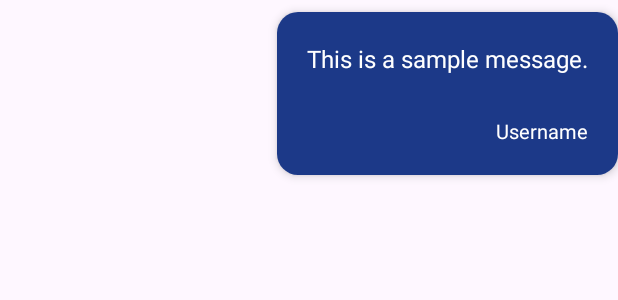
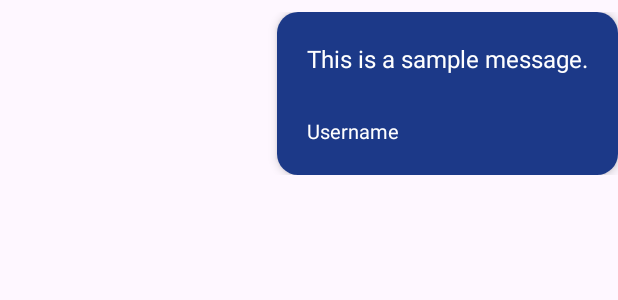
Before and after one commit to assignment-sets/sih2024_alumni, an Android app: the layout chat_messages_bubble.xml on its own in the app's theme, with its tools: preview values and no code run, on a phone screen of 412 x 824 dp. Shown: the top 300 px of the screen. Run offline under Robolectric (Android 15) with nearby library versions, the phone set to English and light mode, and no system bars.

Commit message:
fixed chat_messeges bubble

```diff
--- a/app/src/main/res/layout/chat_messages_bubble.xml
+++ b/app/src/main/res/layout/chat_messages_bubble.xml
@@ -1,31 +1,38 @@
 <?xml version="1.0" encoding="utf-8"?>
-<androidx.cardview.widget.CardView xmlns:android="http://schemas.android.com/apk/res/android"
+<androidx.constraintlayout.widget.ConstraintLayout xmlns:android="http://schemas.android.com/apk/res/android"
     xmlns:app="http://schemas.android.com/apk/res-auto"
     xmlns:tools="http://schemas.android.com/tools"
+    android:layout_width="match_parent"
+    android:layout_height="wrap_content"
+    android:layout_marginBottom="8dp"
+    android:layout_marginTop="8dp">
+
+    <androidx.cardview.widget.CardView
         android:layout_width="wrap_content"
         android:layout_height="wrap_content"
-    android:layout_marginBottom="8dp"
-    android:layout_marginTop="8dp"
-    android:layout_gravity="end"
         app:cardCornerRadius="14dp"
-    app:cardElevation="4dp">
+        app:cardElevation="4dp"
+        app:layout_constraintEnd_toEndOf="parent"
+        app:layout_constraintTop_toTopOf="parent"
+        app:layout_constraintBottom_toBottomOf="parent">
 
         <LinearLayout
             android:layout_width="wrap_content"
             android:layout_height="wrap_content"
             android:orientation="vertical"
             android:padding="10dp"
-        android:background="@color/darkBlue"
-        android:gravity="end">
+            android:background="@color/darkBlue">
 
-<!--        <de.hdodenhof.circleimageview.CircleImageView-->
-<!--            android:id="@+id/userProfileImage"-->
-<!--            android:layout_width="50dp"-->
-<!--            android:layout_height="50dp"-->
-<!--            android:layout_gravity="end"-->
-<!--            android:visibility="gone"-->
-<!--            android:layout_marginBottom="8dp"-->
-<!--            tools:ignore="ContentDescription" />-->
+            <!-- Uncomment and adjust the following if needed -->
+            <!--
+            <de.hdodenhof.circleimageview.CircleImageView
+                android:id="@+id/userProfileImage"
+                android:layout_width="50dp"
+                android:layout_height="50dp"
+                android:layout_marginBottom="8dp"
+                android:visibility="gone"
+                tools:ignore="ContentDescription" />
+            -->
 
             <TextView
                 android:id="@+id/chatMessageText"
@@ -45,9 +52,10 @@
                 android:text="Username"
                 android:padding="10dp"
                 android:textColor="@android:color/white"
-            android:textSize="13sp"
-            android:layout_gravity="end" />
+                android:textSize="13sp" />
 
         </LinearLayout>
 
     </androidx.cardview.widget.CardView>
+
+</androidx.constraintlayout.widget.ConstraintLayout>
```
Also changed, not shown: app/src/main/java/com/example/alumnihub/adapters/ChatBubbleAdapter.java (+13 -12 lines), app/src/main/java/com/example/alumnihub/fragments/CommunityChatFragment.java (+15 -13 lines). Lines whose indentation alone changed are shown as unchanged.
